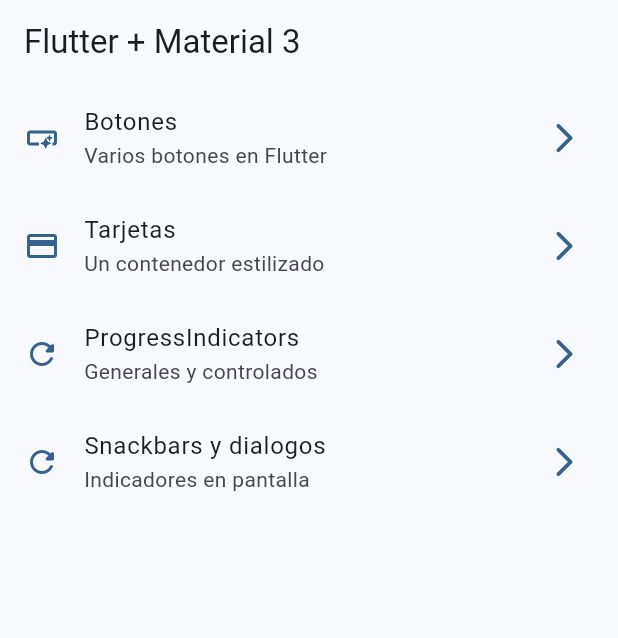
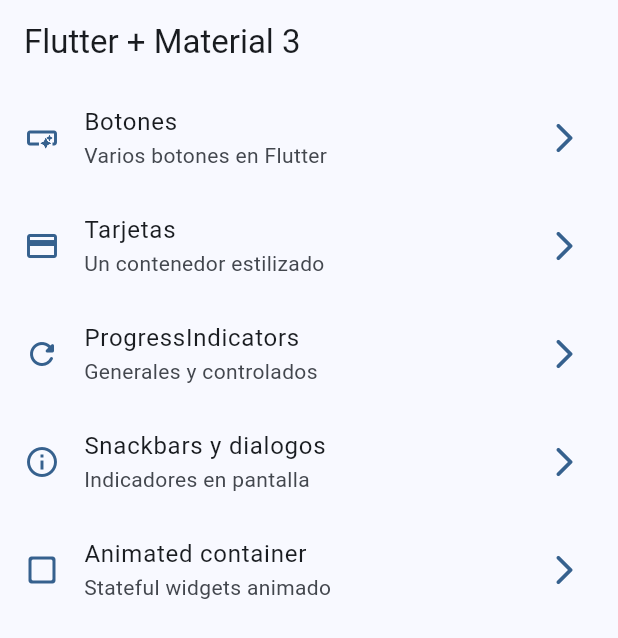
Before and after one commit to edisondavidcode/widgets_app_flutter, a Flutter app: the screen it shows after launch, on a phone screen of 412 x 824 dp. Shown: the top 638 px of the screen. Run offline on Flutter 3.47's test engine with Material 3 defaults, Android fonts, the phone set to English and light mode, and no system bars; our stand-ins replace go_router.

Commit message:
Animated Container

```diff
--- a/lib/config/menu/menu_items.dart
+++ b/lib/config/menu/menu_items.dart
@@ -34,5 +34,10 @@
       title: 'Snackbars y dialogos',
       subTitle: 'Indicadores en pantalla',
       link: '/snackbars',
-      icon: Icons.refresh_rounded),
+      icon: Icons.info_outline),
+  MenuItems(
+      title: 'Animated container',
+      subTitle: 'Stateful widgets animado',
+      link: '/animated',
+      icon: Icons.check_box_outline_blank_rounded),
 ];
--- a/lib/config/router/app_router.dart
+++ b/lib/config/router/app_router.dart
@@ -31,5 +31,10 @@
       path: '/snackbars',
       builder: (context, state) => const SnackbarScreen(),
     ),
+    GoRoute(
+      name: AnimatedScreen.name,
+      path: '/animated',
+      builder: (context, state) => const AnimatedScreen(),
+    ),
   ],
 );
```
Also changed, not shown: lib/presentation/screens/animated/animated_screen.dart (+19 -1 lines).
